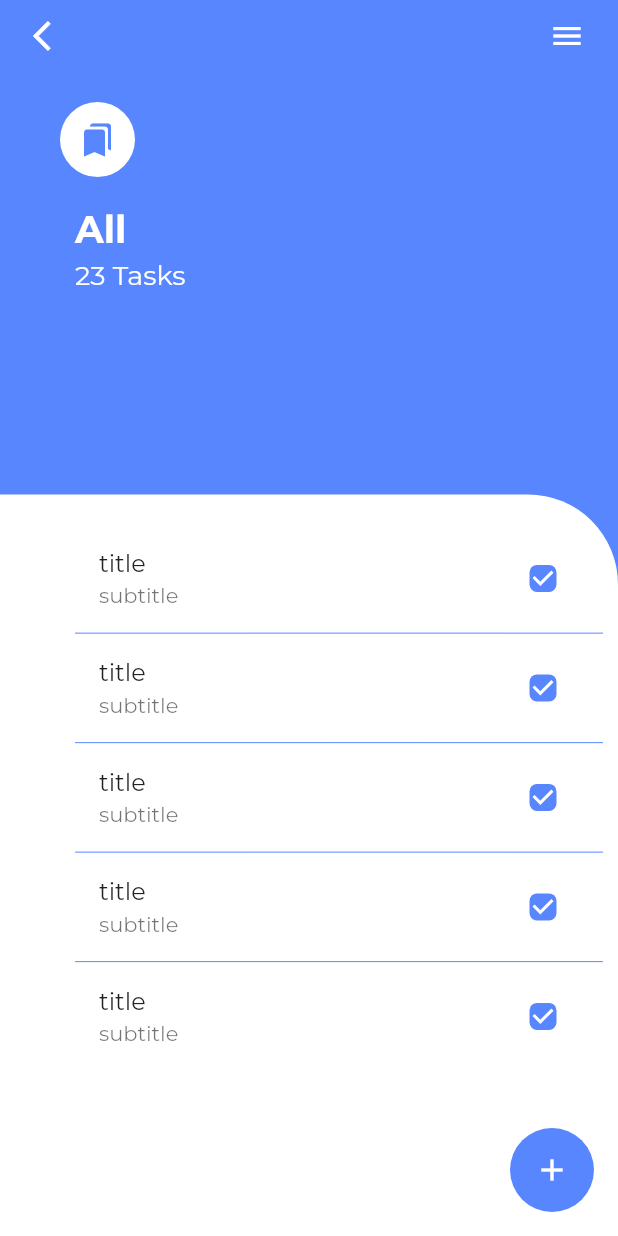
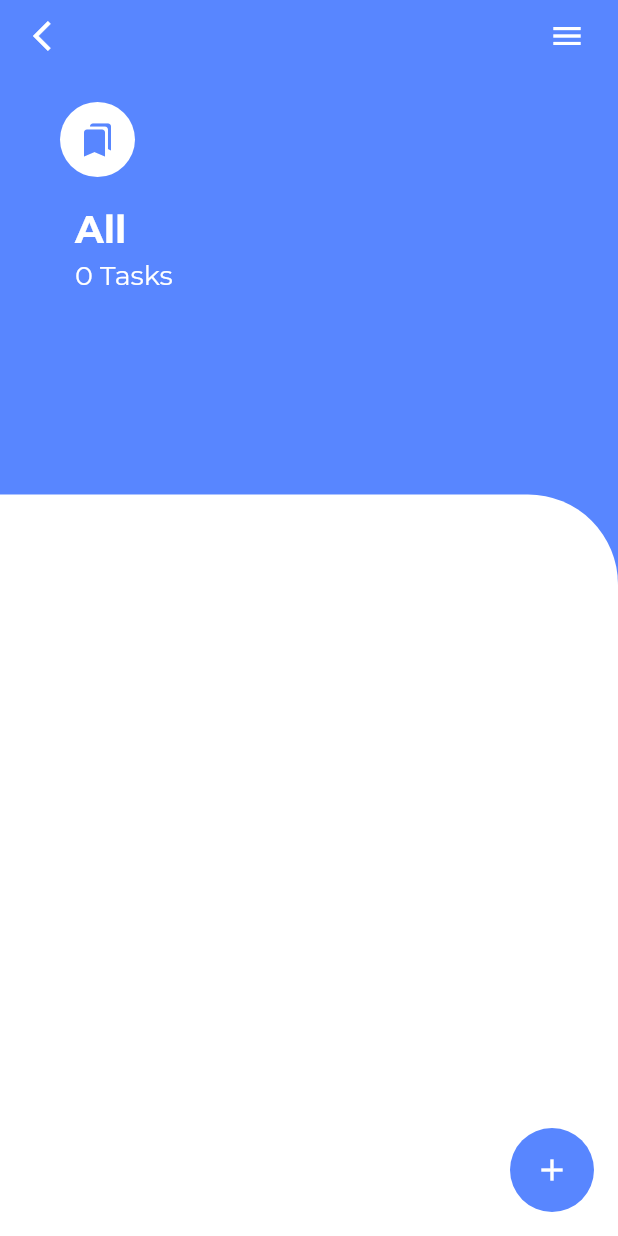
Before and after one commit to soroushamdg/ToDoX, a Flutter app: the screen it shows after launch, on a phone screen of 412 x 824 dp. Run offline on Flutter 3.47's test engine with Material 2 defaults, Android fonts, the phone set to English and light mode, and no system bars; our stand-ins replace get, google_fonts.

Commit message:
added GetX to tasks and home.

```diff
--- a/todox/lib/bindings/bindings.dart
+++ b/todox/lib/bindings/bindings.dart
@@ -1,8 +1,10 @@
 import 'package:get/get.dart';
+import 'package:todox/controller/task_controller.dart';
 
 class MyBindings extends Bindings {
   @override
   void dependencies() {
     // TODO: implement dependencies
+    Get.lazyPut(() => TaskController());
   }
 }
--- /dev/null
+++ b/todox/lib/controller/task_controller.dart
@@ -0,0 +1,6 @@
+import 'package:get/get.dart';
+import 'package:todox/model/task.dart';
+
+class TaskController extends GetxController {
+  RxList<TaskModel> tasks = <TaskModel>[].obs;
+}
--- /dev/null
+++ b/todox/lib/model/task.dart
@@ -0,0 +1,7 @@
+class TaskModel {
+  String title;
+  String subtitle;
+  bool status;
+
+  TaskModel({required this.title, required this.subtitle, this.status = false});
+}
--- a/todox/lib/page/home.dart
+++ b/todox/lib/page/home.dart
@@ -1,6 +1,7 @@
 import 'package:flutter/material.dart';
 import 'package:get/get.dart';
 import 'package:todox/constant/constant.dart';
+import 'package:todox/controller/task_controller.dart';
 
 import '../main.dart';
 
@@ -89,11 +90,13 @@ class TopSectionContainer extends StatelessWidget {
           ),
           Container(
             margin: EdgeInsets.only(left: 50.0, top: 5.0),
-            child: const Text(
-              '23 Tasks',
+            child: Obx(
+              () => Text(
+                '${Get.find<TaskController>().tasks.length} Tasks',
                 style: TextStyle(
                   color: Colors.white,
                   fontSize: 18.0,
+                ),
               ),
             ),
           ),
@@ -120,11 +123,13 @@ class BottomSectionContainer extends StatelessWidget {
       ),
       child: Container(
         margin: EdgeInsets.only(left: 50, top: 20, right: 10),
-        child: ListView.separated(
+        child: Obx(
+          () => ListView.separated(
               itemBuilder: (context, index) {
                 return ListTile(
-                title: Text('title'),
-                subtitle: Text('subtitle'),
+                  title: Text(Get.find<TaskController>().tasks[index].title),
+                  subtitle:
+                      Text(Get.find<TaskController>().tasks[index].subtitle),
                   onTap: () {},
                   trailing: Checkbox(
                     activeColor: kLightBlueColor,
@@ -135,7 +140,7 @@ class BottomSectionContainer extends StatelessWidget {
                     shape: RoundedRectangleBorder(
                         borderRadius: BorderRadius.circular(5.0)),
                     onChanged: (value) {},
-                  value: true,
+                    value: Get.find<TaskController>().tasks[index].status,
                   ),
                 );
               },
@@ -143,7 +148,8 @@ class BottomSectionContainer extends StatelessWidget {
                     color: kLightBlueColor,
                     height: 1,
                   ),
-            itemCount: 5),
+              itemCount: Get.find<TaskController>().tasks.length),
+        ),
       ),
     );
   }
```
Also changed, not shown: todox/lib/page/add_task.dart (+8 -1 lines). Lines whose indentation alone changed are shown as unchanged.
